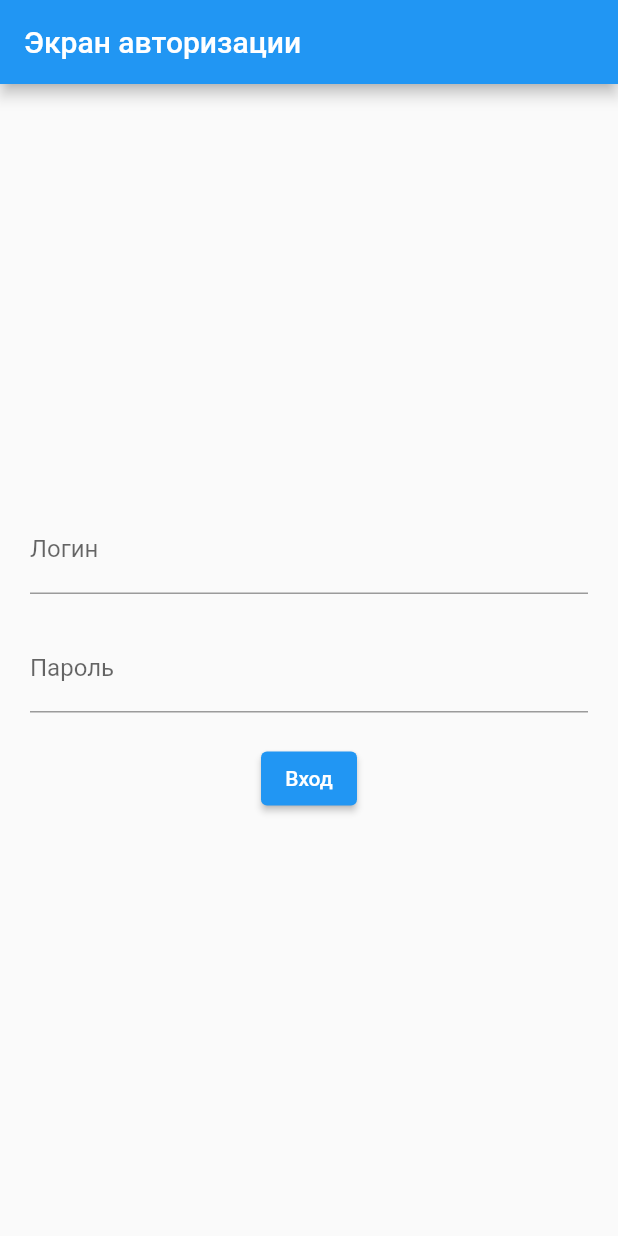
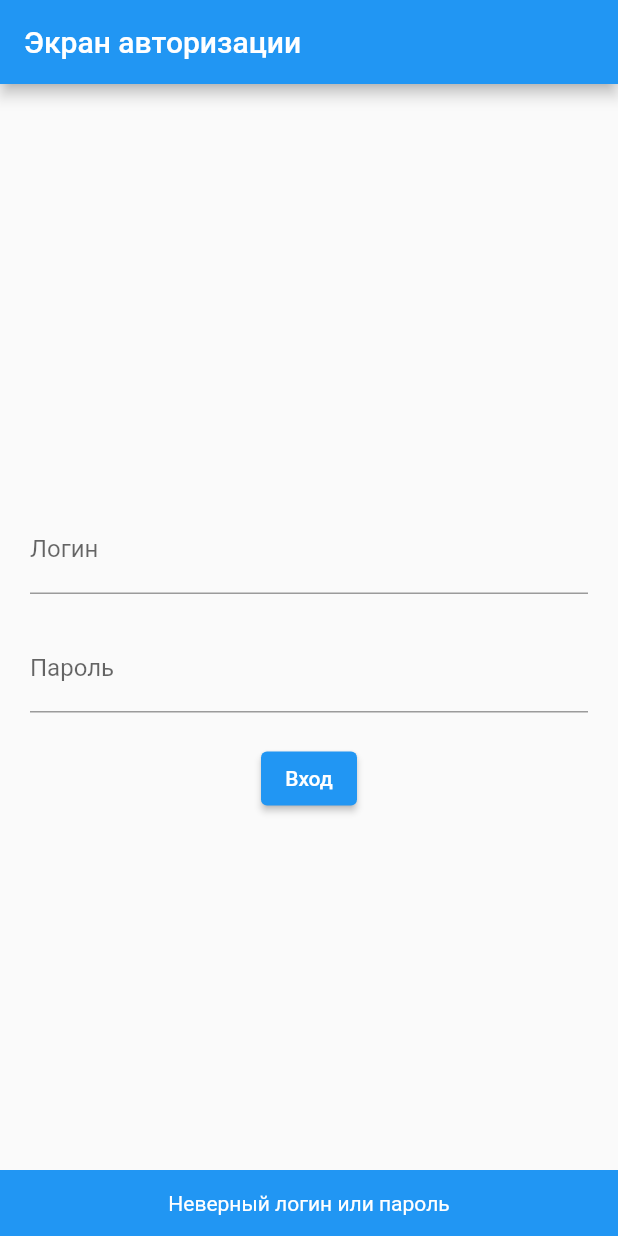
Before and after one commit to AlexanderFrolov-Dev/internet-shop, a Flutter app: the screen it shows after launch, after a tap on "Вход", on a phone screen of 412 x 824 dp. Run offline on Flutter 3.47's test engine with Material 2 defaults, Android fonts, the phone set to English and light mode, and no system bars.

Commit message:
Теперь в случае ввода неверного логина/пароля пользователю выводится соответствующее сообщение.

```diff
--- a/lib/screens/authorization_screen.dart
+++ b/lib/screens/authorization_screen.dart
@@ -59,6 +59,7 @@ class AuthorizationScreen extends StatelessWidget {
               onPressed: () {
                 String username = _usernameController.text;
                 String password = _passwordController.text;
+                bool isCredentialsValid = false;
 
                 // Цикл для перебора элементов в списке json данных
                 for (var i = 0; i < profiles.length; i++) {
@@ -68,10 +69,7 @@ class AuthorizationScreen extends StatelessWidget {
                   // Проверяем совпадение значений переменных с данными из текущего элемента json
                   if (username == profile.login && password == profile.password) {
                     // Если значения совпадают, выводим сообщение об успешной авторизации
-                    print('Авторизация успешна');
-                    print(profile.lastName);
-                    // const AdminHomeScreen();
-
+                    isCredentialsValid = true;
                     if(profile.role == 'admin') {
                       Navigator.push(
                         context,
@@ -84,10 +82,23 @@ class AuthorizationScreen extends StatelessWidget {
                       );
                     }
 
-                    break; // Прерываем цикл, чтобы не проверять остальные элементы
-                  } else {
-                    print('Неверный логин или пароль');
+                    // Прерываем цикл, чтобы не проверять остальные элементы
+                    break;
                   }
+                }
+
+                // Если значения не совпадают, выводим сообщение об ошибке авторизации
+                if (!isCredentialsValid) {
+                  ScaffoldMessenger.of(context).showSnackBar(
+                    const SnackBar(
+                      content: Text(
+                        'Неверный логин или пароль',
+                        textAlign: TextAlign.center,
+                        style: TextStyle(color: Colors.white),
+                      ),
+                      backgroundColor: Colors.blue,
+                    ),
+                  );
                 }
               },
             ),
```
